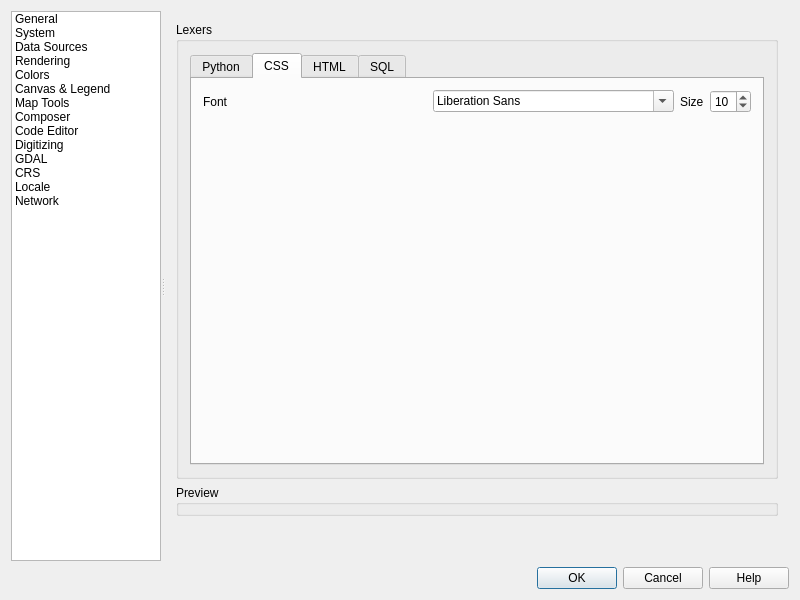
The window that src/ui/qgsoptionsbase.ui (slarosa/QGIS) describes before a commit, drawn with Qt 5.
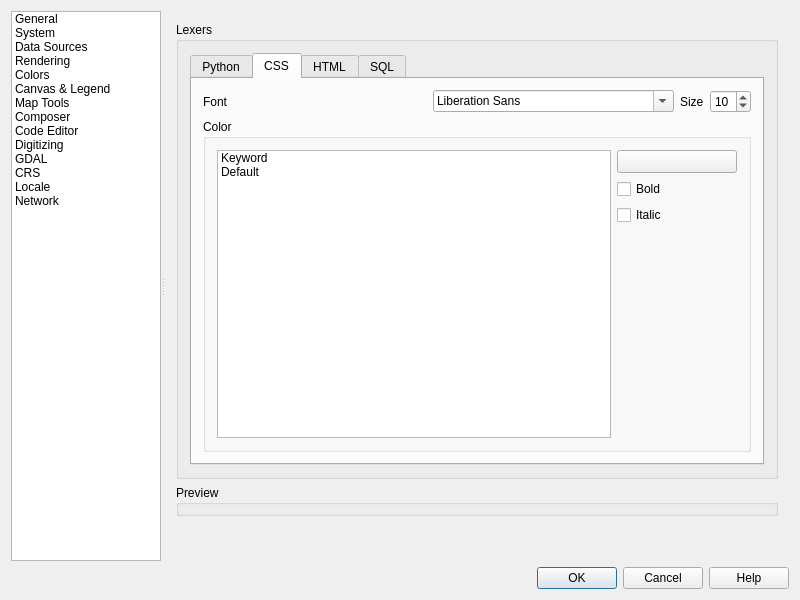
The same window after the commit. The open tabs and pages were chosen to show the change. Icons and pictures are not drawn. Custom widgets are drawn as their Qt base class.

Commit message: [codeeditor] add some else options and code clean

What changed in the file:
```diff
--- a/src/ui/qgsoptionsbase.ui
+++ b/src/ui/qgsoptionsbase.ui
@@ -3729,17 +3729,86 @@
                        </layout>
                       </item>
                       <item row="1" column="0">
-                       <spacer name="verticalSpacer_16">
-                        <property name="orientation">
-                         <enum>Qt::Vertical</enum>
+                       <widget class="QgsCollapsibleGroupBox" name="groupBox_28">
+                        <property name="title">
+                         <string>Color</string>
                         </property>
-                        <property name="sizeHint" stdset="0">
-                         <size>
-                          <width>20</width>
-                          <height>40</height>
-                         </size>
-                        </property>
-                       </spacer>
+                        <layout class="QGridLayout" name="gridLayout_30">
+                         <item row="0" column="0">
+                          <widget class="QListWidget" name="mListWidgetCodeEditorColor_2">
+                           <item>
+                            <property name="text">
+                             <string>Keyword</string>
+                            </property>
+                           </item>
+                           <item>
+                            <property name="text">
+                             <string>Default</string>
+                            </property>
+                           </item>
+                          </widget>
+                         </item>
+                         <item row="0" column="1">
+                          <widget class="QFrame" name="mLayoutColorCSS">
+                           <property name="frameShape">
+                            <enum>QFrame::NoFrame</enum>
+                           </property>
+                           <property name="frameShadow">
+                            <enum>QFrame::Raised</enum>
+                           </property>
+                           <layout class="QGridLayout" name="gridLayout_25">
+                            <property name="margin">
+                             <number>0</number>
+                            </property>
+                            <item row="0" column="0">
+                             <layout class="QVBoxLayout" name="verticalLayout_42">
+                              <item>
+                               <widget class="QgsColorButtonV2" name="mColorCodeEditorPy_2">
+                                <property name="minimumSize">
+                                 <size>
+                                  <width>120</width>
+                                  <height>0</height>
+                                 </size>
+                                </property>
+                                <property name="text">
+                                 <string/>
+                                </property>
+                               </widget>
+                              </item>
+                              <item>
+                               <widget class="QCheckBox" name="mCheckBoxBoldCodeEditor_2">
+                                <property name="text">
+                                 <string>Bold</string>
+                                </property>
+                               </widget>
+                              </item>
+                              <item>
+                               <widget class="QCheckBox" name="mCheckBoxItalicCodeEditor_2">
+                                <property name="text">
+                                 <string>Italic</string>
+                                </property>
+                               </widget>
+                              </item>
+                              <item>
+                               <spacer name="verticalSpacer_17">
+                                <property name="orientation">
+                                 <enum>Qt::Vertical</enum>
+                                </property>
+                                <property name="sizeHint" stdset="0">
+                                 <size>
+                                  <width>20</width>
+                                  <height>40</height>
+                                 </size>
+                                </property>
+                               </spacer>
+                              </item>
+                             </layout>
+                            </item>
+                           </layout>
+                          </widget>
+                         </item>
+                        </layout>
+                       </widget>
                       </item>
                      </layout>
                     </widget>
```
Left out of the diff: 193 changed lines with no effect on the pictures. The commit also changes 2 other files.
